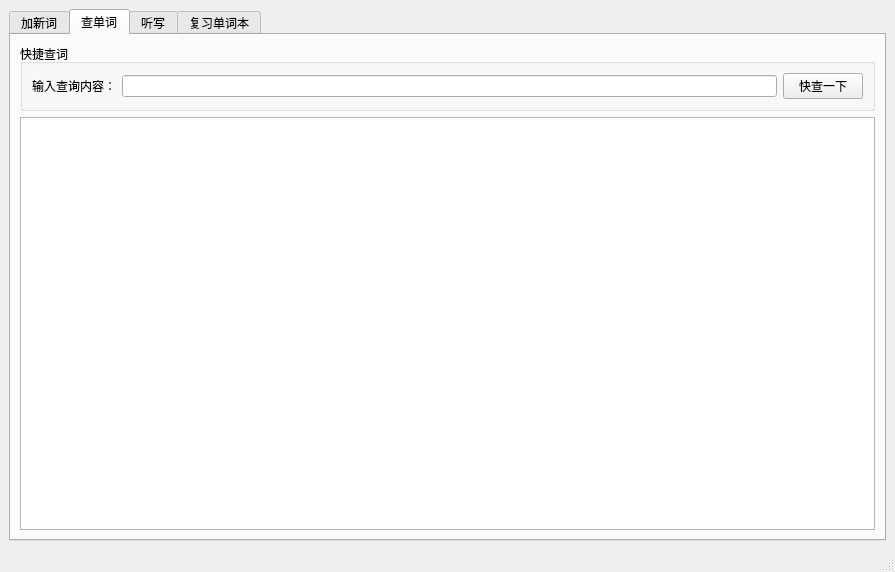
Above: guaWindow.ui from YiqinXiong/guaDictateTool before the change. Below: the same form after it.
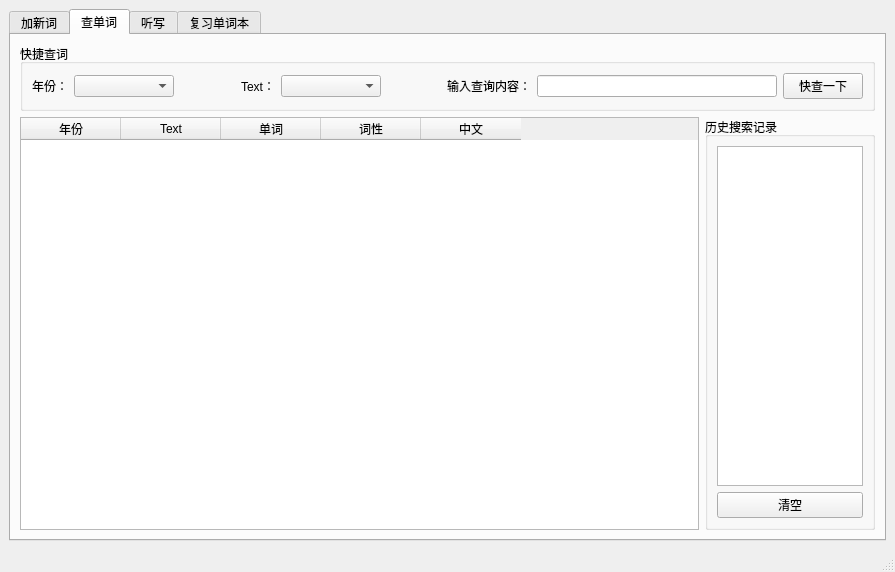
That is the form after the change. The open tabs and pages were chosen to show the change. Icons and pictures are not drawn.

Commit message: 修缮加新词页面bug，完成查单词页面功能

```diff
--- a/guaWindow.ui
+++ b/guaWindow.ui
@@ -226,28 +226,158 @@
            <string>快捷查词</string>
           </property>
           <layout class="QGridLayout" name="gridLayout_3">
-           <item row="0" column="1">
-            <widget class="QLineEdit" name="lineEdit_search_word"/>
-           </item>
-           <item row="0" column="2">
-            <widget class="QPushButton" name="pushButton_search_word">
-             <property name="text">
-              <string>快查一下</string>
-             </property>
-            </widget>
-           </item>
-           <item row="0" column="0">
-            <widget class="QLabel" name="label_search_word">
-             <property name="text">
-              <string>输入查询内容：</string>
-             </property>
-            </widget>
+           <item row="1" column="0" colspan="2">
+            <layout class="QHBoxLayout" name="horizontalLayout_3">
+             <item>
+              <widget class="QLabel" name="label">
+               <property name="text">
+                <string>年份：</string>
+               </property>
+              </widget>
+             </item>
+             <item>
+              <widget class="QComboBox" name="comboBox_year">
+               <property name="minimumSize">
+                <size>
+                 <width>100</width>
+                 <height>0</height>
+                </size>
+               </property>
+               <property name="currentText">
+                <string/>
+               </property>
+              </widget>
+             </item>
+             <item>
+              <spacer name="horizontalSpacer_5">
+               <property name="orientation">
+                <enum>Qt::Horizontal</enum>
+               </property>
+               <property name="sizeHint" stdset="0">
+                <size>
+                 <width>40</width>
+                 <height>20</height>
+                </size>
+               </property>
+              </spacer>
+             </item>
+             <item>
+              <widget class="QLabel" name="label_2">
+               <property name="text">
+                <string>Text：</string>
+               </property>
+              </widget>
+             </item>
+             <item>
+              <widget class="QComboBox" name="comboBox_lesson">
+               <property name="minimumSize">
+                <size>
+                 <width>100</width>
+                 <height>0</height>
+                </size>
+               </property>
+              </widget>
+             </item>
+             <item>
+              <spacer name="horizontalSpacer_7">
+               <property name="orientation">
+                <enum>Qt::Horizontal</enum>
+               </property>
+               <property name="sizeHint" stdset="0">
+                <size>
+                 <width>40</width>
+                 <height>20</height>
+                </size>
+               </property>
+              </spacer>
+             </item>
+             <item>
+              <widget class="QLabel" name="label_search_word">
+               <property name="text">
+                <string>输入查询内容：</string>
+               </property>
+              </widget>
+             </item>
+             <item>
+              <widget class="QLineEdit" name="lineEdit_search_word">
+               <property name="minimumSize">
+                <size>
+                 <width>240</width>
+                 <height>0</height>
+                </size>
+               </property>
+              </widget>
+             </item>
+             <item>
+              <widget class="QPushButton" name="pushButton_search_word">
+               <property name="text">
+                <string>快查一下</string>
+               </property>
+              </widget>
+             </item>
+            </layout>
            </item>
           </layout>
          </widget>
         </item>
         <item>
-         <widget class="QTableView" name="tableView_search_word"/>
+         <layout class="QHBoxLayout" name="horizontalLayout_6" stretch="8,2">
+          <item>
+           <widget class="QTableWidget" name="tableWidget_search_word">
+            <column>
+             <property name="text">
+              <string>年份</string>
+             </property>
+            </column>
+            <column>
+             <property name="text">
+              <string>Text</string>
+             </property>
+            </column>
+            <column>
+             <property name="text">
+              <string>单词</string>
+             </property>
+            </column>
+            <column>
+             <property name="text">
+              <string>词性</string>
+             </property>
+            </column>
+            <column>
+             <property name="text">
+              <string>中文</string>
+             </property>
+            </column>
+           </widget>
+          </item>
+          <item>
+           <widget class="QGroupBox" name="groupBox">
+            <property name="title">
+             <string>历史搜索记录</string>
+            </property>
+            <layout class="QVBoxLayout" name="verticalLayout_4">
+             <item>
+              <widget class="QListWidget" name="listWidget_history">
+               <property name="maximumSize">
+                <size>
+                 <width>16777215</width>
+                 <height>16777215</height>
+                </size>
+               </property>
+              </widget>
+             </item>
+             <item>
+              <widget class="QPushButton" name="pushButton_history">
+               <property name="text">
+                <string>清空</string>
+               </property>
+              </widget>
+             </item>
+            </layout>
+           </widget>
+          </item>
+         </layout>
         </item>
        </layout>
       </widget>
```
Left out of the diff: 3 changed lines with no effect on the pictures. The commit also changes 3 other files.
